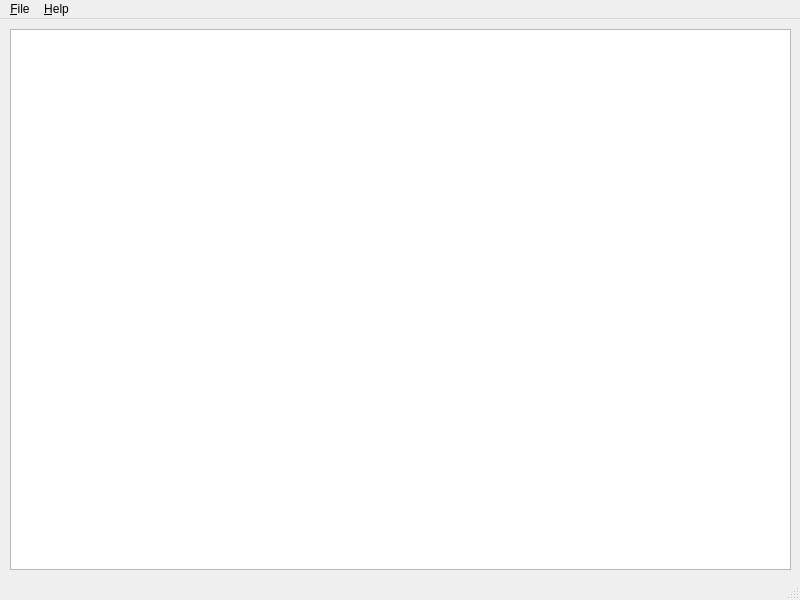
The window that kraken/kraken_gui/mainwindow.ui (blashu/kraken) describes before a commit, drawn with Qt 5.
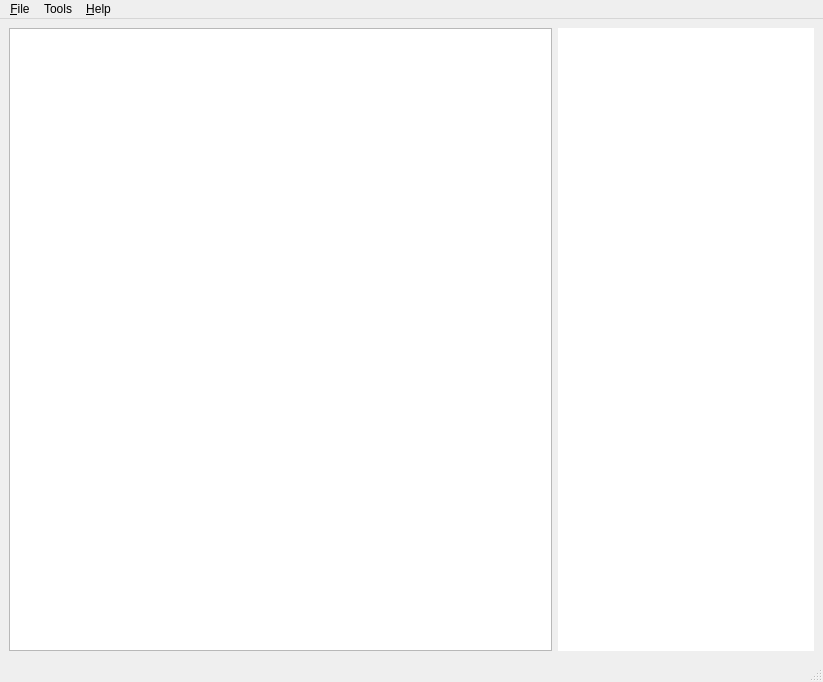
The same window after the commit.

Patch:
```diff
--- a/kraken/kraken_gui/mainwindow.ui
+++ b/kraken/kraken_gui/mainwindow.ui
@@ -6,31 +6,49 @@
    <rect>
     <x>0</x>
     <y>0</y>
-    <width>800</width>
-    <height>600</height>
+    <width>823</width>
+    <height>682</height>
    </rect>
   </property>
   <property name="windowTitle">
    <string>MainWindow</string>
   </property>
   <widget class="QWidget" name="centralwidget">
-   <widget class="QPlainTextEdit" name="plainTextEdit">
-    <property name="geometry">
-     <rect>
-      <x>10</x>
-      <y>10</y>
-      <width>781</width>
-      <height>541</height>
-     </rect>
-    </property>
-   </widget>
+   <layout class="QGridLayout" name="gridLayout">
+    <item row="0" column="0">
+     <layout class="QHBoxLayout" name="horizontalLayout">
+      <item>
+       <widget class="QListView" name="listView"/>
+      </item>
+      <item>
+       <widget class="QPlainTextEdit" name="statisticsText">
+        <property name="sizePolicy">
+         <sizepolicy hsizetype="Minimum" vsizetype="Expanding">
+          <horstretch>0</horstretch>
+          <verstretch>0</verstretch>
+         </sizepolicy>
+        </property>
+        <property name="frameShape">
+         <enum>QFrame::NoFrame</enum>
+        </property>
+        <property name="readOnly">
+         <bool>true</bool>
+        </property>
+        <property name="textInteractionFlags">
+         <set>Qt::NoTextInteraction</set>
+        </property>
+       </widget>
+      </item>
+     </layout>
+    </item>
+   </layout>
   </widget>
   <widget class="QMenuBar" name="menubar">
    <property name="geometry">
     <rect>
      <x>0</x>
      <y>0</y>
-     <width>800</width>
+     <width>823</width>
      <height>21</height>
     </rect>
    </property>
@@ -47,9 +65,16 @@
      <string>&amp;Help</string>
     </property>
     <addaction name="actionAbout"/>
-    <addaction name="action_About"/>
+   </widget>
+   <widget class="QMenu" name="menuTools">
+    <property name="title">
+     <string>Tools</string>
+    </property>
+    <addaction name="actionShowProgramListing"/>
+    <addaction name="actionShowUsedInstructions"/>
    </widget>
    <addaction name="menu_File"/>
+   <addaction name="menuTools"/>
    <addaction name="menuHelp"/>
   </widget>
   <widget class="QStatusBar" name="statusbar"/>
```
Left out of the diff: 23 changed lines with no effect on the pictures.
